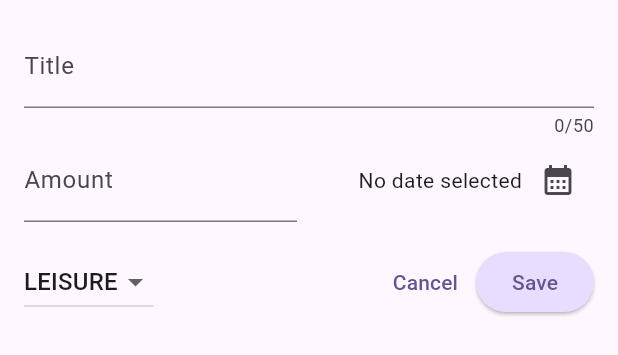
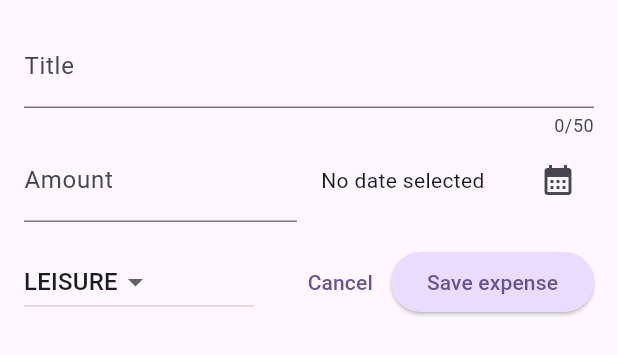
Before and after one commit to filipeemweb/flutter_expense_tracker, a Flutter app: the ExpenseForm widget shown alone on an empty page, opened directly, on a phone screen of 412 x 824 dp. Shown: the top 355 px of the screen. Run offline on Flutter 3.47's test engine with Material 3 defaults, Android fonts, the phone set to English and light mode, and no system bars.

Commit message:
refactor expense_form for responsiveness

```diff
--- a/lib/widgets/forms/expense_form.dart
+++ b/lib/widgets/forms/expense_form.dart
@@ -117,63 +117,60 @@ class _ExpenseFormState extends State<ExpenseForm> {
   Widget build(BuildContext context) {
     final keyboardSpace = MediaQuery.of(context).viewInsets.bottom;
 
+    return LayoutBuilder(
+      builder: (ctx, constrains) {
+        final width = constrains.maxWidth;
+
         return SizedBox(
           height: double.infinity,
           width: double.infinity,
           child: SingleChildScrollView(
             child: Padding(
               padding: EdgeInsets.fromLTRB(16, 16, 16, keyboardSpace + 16),
-          child: Column(
+              child:
+                  width >= 600
+                      ? Column(
                         children: [
-              TextField(
-                controller: _titleController,
-                maxLength: 50,
-                decoration: const InputDecoration(labelText: 'Title'),
-              ),
                           Row(
+                            crossAxisAlignment: CrossAxisAlignment.start,
                             children: [
-                  Expanded(
-                    child: TextField(
-                      controller: _amountController,
-                      keyboardType: TextInputType.number,
-                      decoration: InputDecoration(
-                        prefixText: '\$',
-                        labelText: 'Amount',
-                      ),
-                    ),
-                  ),
-                  SizedBox(width: 16),
-                  Expanded(
-                    child: Row(
-                      mainAxisAlignment: MainAxisAlignment.end,
-                      children: [
-                        Text(_datetimeInputValue),
-                        IconButton(
-                          onPressed: () => _openDatePicker(),
-                          icon: Icon(Icons.calendar_month),
-                        ),
-                      ],
-                    ),
-                  ),
+                              Expanded(child: _buildTitleInput()),
+                              const SizedBox(width: 16),
+                              Expanded(child: _buildAmountInput()),
                             ],
                           ),
                           const SizedBox(height: 16),
                           Row(
                             children: [
-                  DropdownButton<EExpenseCategory>(
-                    value: _selectedCategory,
-                    items: _mapCategoriesToDropdownItems(),
-                    onChanged: _handleCategorySelected,
+                              Expanded(child: _buildDatePicker()),
+                              const SizedBox(width: 16),
+                              Expanded(child: _buildDropdown()),
+                            ],
                           ),
-                  const Spacer(),
-                  TextButton(
-                    onPressed: () => Navigator.of(context).pop(),
-                    child: const Text('Cancel'),
+                          const SizedBox(height: 16),
+                          Row(
+                            mainAxisAlignment: MainAxisAlignment.end,
+                            children: [_buildFormButtons()],
                           ),
-                  ElevatedButton(
-                    onPressed: _submitExpenseData,
-                    child: const Text('Save'),
+                        ],
+                      )
+                      : Column(
+                        children: [
+                          _buildTitleInput(),
+                          Row(
+                            children: [
+                              Expanded(child: _buildAmountInput()),
+                              SizedBox(width: 16),
+                              Expanded(child: _buildDatePicker()),
+                            ],
                           ),
+                          const SizedBox(height: 16),
+                          Row(
+                            mainAxisAlignment: MainAxisAlignment.end,
+                            children: [
+                              Expanded(child: _buildDropdown()),
+                              const SizedBox(width: 24),
+                              _buildFormButtons(),
                             ],
                           ),
                         ],
@@ -181,5 +178,49 @@ class _ExpenseFormState extends State<ExpenseForm> {
             ),
           ),
         );
+      },
+    );
   }
+
+  Widget _buildTitleInput() => TextField(
+    controller: _titleController,
+    maxLength: 50,
+    decoration: const InputDecoration(labelText: 'Title'),
+  );
+
+  Widget _buildAmountInput() => TextField(
+    controller: _amountController,
+    keyboardType: TextInputType.number,
+    decoration: InputDecoration(prefixText: '\$', labelText: 'Amount'),
+  );
+
+  Widget _buildDatePicker() => Row(
+    mainAxisAlignment: MainAxisAlignment.end,
+    children: [
+      Expanded(child: Text(_datetimeInputValue)),
+      IconButton(
+        onPressed: () => _openDatePicker(),
+        icon: Icon(Icons.calendar_month),
+      ),
+    ],
+  );
+
+  Widget _buildDropdown() => DropdownButton<EExpenseCategory>(
+    value: _selectedCategory,
+    items: _mapCategoriesToDropdownItems(),
+    onChanged: _handleCategorySelected,
+  );
+
+  Widget _buildFormButtons() => Row(
+    children: [
+      TextButton(
+        onPressed: () => Navigator.of(context).pop(),
+        child: const Text('Cancel'),
+      ),
+      ElevatedButton(
+        onPressed: _submitExpenseData,
+        child: const Text('Save expense'),
+      ),
+    ],
+  );
 }
```
Lines whose indentation alone changed are shown as unchanged.
